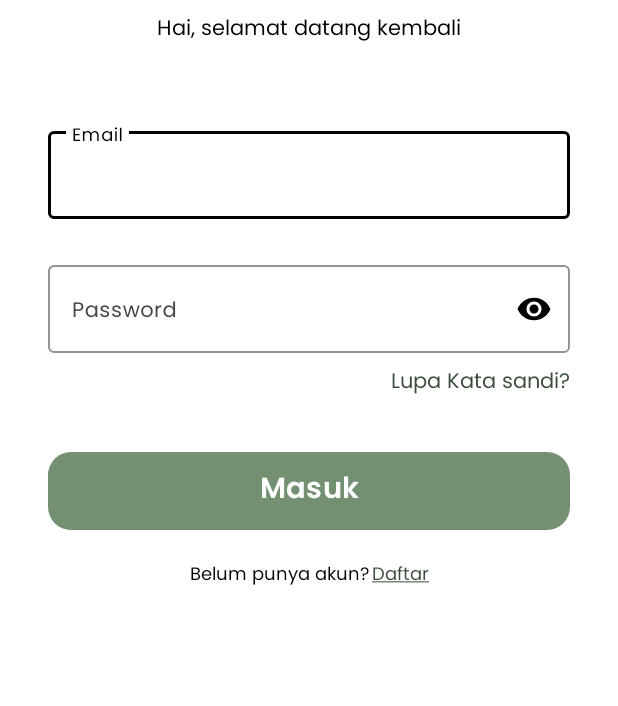
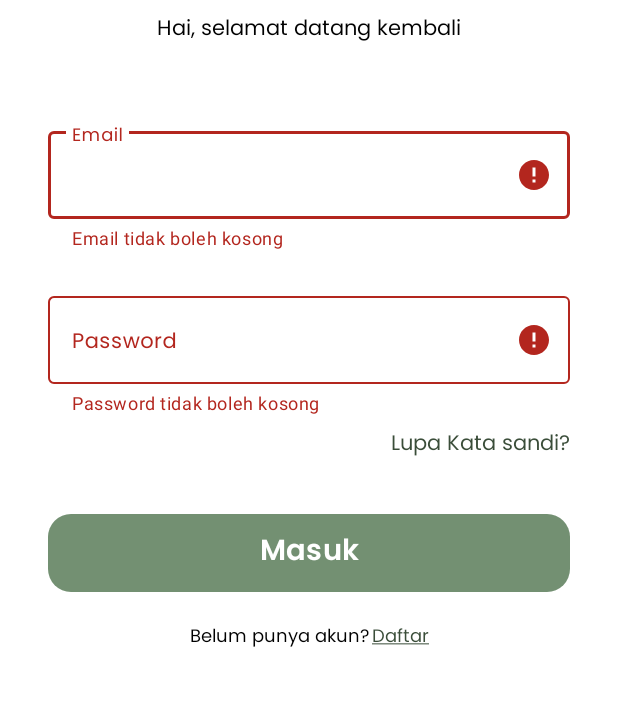
Before and after one commit to Hilda003/LoomiApp, an Android app: the LoginActivity screen opened directly, with no data from a screen before it, after a tap on "Masuk", on a phone screen of 412 x 824 dp, the part 237-943 px from its top. Run offline under Robolectric (Android 15) with nearby library versions, the phone set to English and light mode, and no system bars; our stand-ins replace Firebase (no records; nobody signed in at launch, a user with empty details on screens opened directly); 1 other tap on this screen came first.

Commit message:
fix(auth): update ui, validation use indonesian language

```diff
--- a/app/src/main/java/com/example/loomi/ui/auth/LoginActivity.kt
+++ b/app/src/main/java/com/example/loomi/ui/auth/LoginActivity.kt
@@ -26,18 +26,43 @@ class LoginActivity : AppCompatActivity() {
         binding = ActivityLoginBinding.inflate(layoutInflater)
         setContentView(binding.root)
 
-
         ViewCompat.setOnApplyWindowInsetsListener(findViewById(R.id.main)) { v, insets ->
             val systemBars = insets.getInsets(WindowInsetsCompat.Type.systemBars())
             v.setPadding(systemBars.left, systemBars.top, systemBars.right, systemBars.bottom)
             insets
         }
 
+        setupLoginButton()
+        observeLoginState()
+        setupNavigation()
+    }
+
+    private fun setupLoginButton() {
         binding.btnLogin.setOnClickListener {
             val email = binding.etEmail.editText?.text.toString().trim()
             val password = binding.etPassword.editText?.text.toString().trim()
+
+            var isValid = true
+            binding.etEmail.error = null
+            binding.etPassword.error = null
+
+            if (email.isEmpty()) {
+                binding.etEmail.error = "Email tidak boleh kosong"
+                isValid = false
+            }
+
+            if (password.isEmpty()) {
+                binding.etPassword.error = "Password tidak boleh kosong"
+                isValid = false
+            }
+
+            if (!isValid) return@setOnClickListener
+
             viewModel.loginUser(email, password)
         }
+    }
+
+    private fun observeLoginState() {
         viewModel.loginState.observe(this) { state ->
             when (state) {
                 is State.Loading -> {
@@ -58,26 +83,27 @@ class LoginActivity : AppCompatActivity() {
                 }
             }
         }
+    }
 
+    private fun setupNavigation() {
         binding.txtRegister.setOnClickListener {
-            val intent = Intent(this, RegisterActivity::class.java)
-            startActivity(intent)
+            startActivity(Intent(this, RegisterActivity::class.java))
         }
+
         binding.txtForgotPassword.setOnClickListener {
             val email = binding.etEmail.editText?.text.toString().trim()
             if (email.isEmpty()) {
-                Toast.makeText(this, "Please enter your email first", Toast.LENGTH_SHORT).show()
+                binding.etEmail.error = "Silakan masukkan email"
             } else {
                 FirebaseAuth.getInstance().sendPasswordResetEmail(email)
                     .addOnCompleteListener { task ->
                         if (task.isSuccessful) {
-                            Toast.makeText(this, "Password reset link sent to your email", Toast.LENGTH_LONG).show()
+                            Toast.makeText(this, "Password reset sudah dikirim", Toast.LENGTH_LONG).show()
                         } else {
-                            Toast.makeText(this, task.exception?.message ?: "Failed to send reset email", Toast.LENGTH_LONG).show()
+                            Toast.makeText(this, task.exception?.message ?: "Gagal mengirim reset email", Toast.LENGTH_LONG).show()
                         }
                     }
             }
         }
-
     }
 }
--- a/app/src/main/res/layout/activity_login.xml
+++ b/app/src/main/res/layout/activity_login.xml
@@ -52,6 +52,8 @@
             android:layout_width="match_parent"
             android:layout_height="wrap_content"
             app:hintTextColor="@color/black"
+            android:inputType="textEmailAddress"
+            android:maxLines="1"
             style="@style/PoppinsRegular" />
     </com.google.android.material.textfield.TextInputLayout>
 
@@ -76,6 +78,7 @@
             android:layout_width="match_parent"
             android:layout_height="wrap_content"
             app:hintTextColor="@color/black"
+            android:maxLines="1"
             style="@style/PoppinsRegular"
             android:inputType="textPassword"/>
     </com.google.android.material.textfield.TextInputLayout>
--- a/app/src/main/res/layout/activity_register.xml
+++ b/app/src/main/res/layout/activity_register.xml
@@ -60,6 +60,8 @@
             android:layout_width="match_parent"
             android:layout_height="wrap_content"
             app:hintTextColor="@color/black"
+            android:inputType="textPersonName"
+            android:maxLines="1"
             style="@style/PoppinsRegular"
             android:hint="@string/your_name" />
     </com.google.android.material.textfield.TextInputLayout>
@@ -82,6 +84,8 @@
             android:layout_width="match_parent"
             android:layout_height="wrap_content"
             app:hintTextColor="@color/black"
+            android:inputType="textEmailAddress"
+            android:maxLines="1"
             style="@style/PoppinsRegular"
             android:hint="@string/your_email" />
     </com.google.android.material.textfield.TextInputLayout>
@@ -108,6 +112,7 @@
             android:layout_height="wrap_content"
             app:hintTextColor="@color/black"
             style="@style/PoppinsRegular"
+            android:maxLines="1"
             android:inputType="textPassword"/>
     </com.google.android.material.textfield.TextInputLayout>
 
```
Also changed, not shown: app/src/main/java/com/example/loomi/ui/auth/LoginViewModel.kt (+15 -3 lines), app/src/main/java/com/example/loomi/ui/auth/RegisterActivity.kt (+48 -8 lines), app/src/main/java/com/example/loomi/ui/auth/RegisterViewModel.kt (+15 -4 lines).
